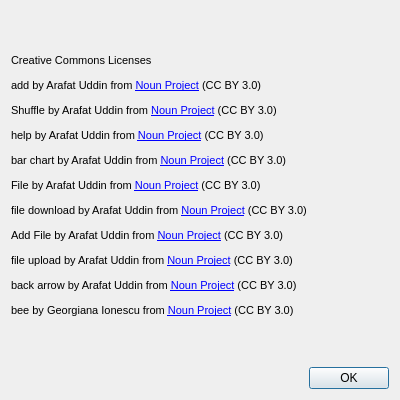
This is BigPythonEnergy/ui/ccAttributions.ui in mucsci-students/2023fa-420-BigPythonEnergy as Qt 5 draws it before an edit. The edited form follows.
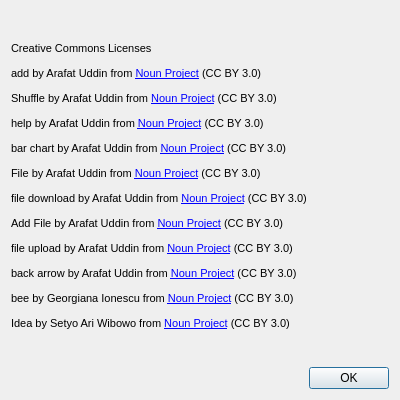
This is the edited form. Icons and pictures are not drawn.

Commit message:
Fully Functioning GUI Bingo
Only bingo for now, the hint for first two letters will be implemented next.

Hints now has its own taskbar tab which properly displays the bingo.

Diff of the .ui file:
```diff
--- a/BigPythonEnergy/ui/ccAttributions.ui
+++ b/BigPythonEnergy/ui/ccAttributions.ui
@@ -33,7 +33,7 @@
       </font>
      </property>
      <property name="text">
-      <string>&lt;html&gt;&lt;head/&gt;&lt;body&gt;&lt;p&gt;&lt;span style=&quot; font-family:'Segoe UI';&quot;&gt;Creative Commons Licenses&lt;/span&gt;&lt;/p&gt;&lt;p&gt;&lt;span style=&quot; font-family:'Segoe UI';&quot;&gt;add by Arafat Uddin from &lt;/span&gt;&lt;a href=&quot;https://thenounproject.com/browse/icons/term/add/&quot;&gt;&lt;span style=&quot; font-family:'Segoe UI'; text-decoration: underline; color:#0000ff;&quot;&gt;Noun Project&lt;/span&gt;&lt;/a&gt;&lt;span style=&quot; font-family:'Segoe UI';&quot;&gt; (CC BY 3.0)&lt;/span&gt;&lt;/p&gt;&lt;p&gt;&lt;span style=&quot; font-family:'Segoe UI';&quot;&gt;Shuffle by Arafat Uddin from &lt;/span&gt;&lt;a href=&quot;https://thenounproject.com/browse/icons/term/shuffle/&quot;&gt;&lt;span style=&quot; font-family:'Segoe UI'; text-decoration: underline; color:#0000ff;&quot;&gt;Noun Project&lt;/span&gt;&lt;/a&gt;&lt;span style=&quot; font-family:'Segoe UI';&quot;&gt; (CC BY 3.0)&lt;/span&gt;&lt;/p&gt;&lt;p&gt;&lt;span style=&quot; font-family:'Segoe UI';&quot;&gt;help by Arafat Uddin from &lt;/span&gt;&lt;a href=&quot;https://thenounproject.com/browse/icons/term/help/&quot;&gt;&lt;span style=&quot; font-family:'Segoe UI'; text-decoration: underline; color:#0000ff;&quot;&gt;Noun Project&lt;/span&gt;&lt;/a&gt;&lt;span style=&quot; font-family:'Segoe UI';&quot;&gt; (CC BY 3.0)&lt;/span&gt;&lt;/p&gt;&lt;p&gt;&lt;span style=&quot; font-family:'Segoe UI';&quot;&gt;bar chart by Arafat Uddin from &lt;/span&gt;&lt;a href=&quot;https://thenounproject.com/browse/icons/term/bar-chart/&quot;&gt;&lt;span style=&quot; font-family:'Segoe UI'; text-decoration: underline; color:#0000ff;&quot;&gt;Noun Project&lt;/span&gt;&lt;/a&gt;&lt;span style=&quot; font-family:'Segoe UI';&quot;&gt; (CC BY 3.0)&lt;/span&gt;&lt;/p&gt;&lt;p&gt;&lt;span style=&quot; font-family:'Segoe UI';&quot;&gt;File by Arafat Uddin from &lt;/span&gt;&lt;a href=&quot;https://thenounproject.com/browse/icons/term/file/&quot;&gt;&lt;span style=&quot; font-family:'Segoe UI'; text-decoration: underline; color:#0000ff;&quot;&gt;Noun Project&lt;/span&gt;&lt;/a&gt;&lt;span style=&quot; font-family:'Segoe UI';&quot;&gt; (CC BY 3.0)&lt;/span&gt;&lt;/p&gt;&lt;p&gt;&lt;span style=&quot; font-family:'Segoe UI';&quot;&gt;file download by Arafat Uddin from &lt;/span&gt;&lt;a href=&quot;https://thenounproject.com/browse/icons/term/file-download/&quot;&gt;&lt;span style=&quot; font-family:'Segoe UI'; text-decoration: underline; color:#0000ff;&quot;&gt;Noun Project&lt;/span&gt;&lt;/a&gt;&lt;span style=&quot; font-family:'Segoe UI';&quot;&gt; (CC BY 3.0)&lt;/span&gt;&lt;/p&gt;&lt;p&gt;&lt;span style=&quot; font-family:'Segoe UI';&quot;&gt;Add File by Arafat Uddin from &lt;/span&gt;&lt;a href=&quot;https://thenounproject.com/browse/icons/term/add-file/&quot;&gt;&lt;span style=&quot; font-family:'Segoe UI'; text-decoration: underline; color:#0000ff;&quot;&gt;Noun Project&lt;/span&gt;&lt;/a&gt;&lt;span style=&quot; font-family:'Segoe UI';&quot;&gt; (CC BY 3.0)&lt;/span&gt;&lt;/p&gt;&lt;p&gt;&lt;span style=&quot; font-family:'Segoe UI';&quot;&gt;file upload by Arafat Uddin from &lt;/span&gt;&lt;a href=&quot;https://thenounproject.com/browse/icons/term/file-upload/&quot;&gt;&lt;span style=&quot; font-family:'Segoe UI'; text-decoration: underline; color:#0000ff;&quot;&gt;Noun Project&lt;/span&gt;&lt;/a&gt;&lt;span style=&quot; font-family:'Segoe UI';&quot;&gt; (CC BY 3.0)&lt;/span&gt;&lt;/p&gt;&lt;p&gt;&lt;span style=&quot; font-family:'Segoe UI';&quot;&gt;back arrow by Arafat Uddin from &lt;/span&gt;&lt;a href=&quot;https://thenounproject.com/browse/icons/term/back-arrow/&quot;&gt;&lt;span style=&quot; font-family:'Segoe UI'; text-decoration: underline; color:#0000ff;&quot;&gt;Noun Project&lt;/span&gt;&lt;/a&gt;&lt;span style=&quot; font-family:'Segoe UI';&quot;&gt; (CC BY 3.0)&lt;/span&gt;&lt;/p&gt;&lt;p&gt;&lt;span style=&quot; font-family:'Segoe UI';&quot;&gt;bee by Georgiana Ionescu from &lt;/span&gt;&lt;a href=&quot;https://thenounproject.com/browse/icons/term/bee/&quot;&gt;&lt;span style=&quot; font-family:'Segoe UI'; text-decoration: underline; color:#0000ff;&quot;&gt;Noun Project&lt;/span&gt;&lt;/a&gt;&lt;span style=&quot; font-family:'Segoe UI';&quot;&gt; (CC BY 3.0)&lt;/span&gt;&lt;/p&gt;&lt;/body&gt;&lt;/html&gt;</string>
+      <string>&lt;html&gt;&lt;head/&gt;&lt;body&gt;&lt;p&gt;Creative Commons Licenses&lt;/p&gt;&lt;p&gt;add by Arafat Uddin from &lt;a href=&quot;https://thenounproject.com/browse/icons/term/add/&quot;&gt;&lt;span style=&quot; text-decoration: underline; color:#0000ff;&quot;&gt;Noun Project&lt;/span&gt;&lt;/a&gt; (CC BY 3.0)&lt;/p&gt;&lt;p&gt;Shuffle by Arafat Uddin from &lt;a href=&quot;https://thenounproject.com/browse/icons/term/shuffle/&quot;&gt;&lt;span style=&quot; text-decoration: underline; color:#0000ff;&quot;&gt;Noun Project&lt;/span&gt;&lt;/a&gt; (CC BY 3.0)&lt;/p&gt;&lt;p&gt;help by Arafat Uddin from &lt;a href=&quot;https://thenounproject.com/browse/icons/term/help/&quot;&gt;&lt;span style=&quot; text-decoration: underline; color:#0000ff;&quot;&gt;Noun Project&lt;/span&gt;&lt;/a&gt; (CC BY 3.0)&lt;/p&gt;&lt;p&gt;bar chart by Arafat Uddin from &lt;a href=&quot;https://thenounproject.com/browse/icons/term/bar-chart/&quot;&gt;&lt;span style=&quot; text-decoration: underline; color:#0000ff;&quot;&gt;Noun Project&lt;/span&gt;&lt;/a&gt; (CC BY 3.0)&lt;/p&gt;&lt;p&gt;File by Arafat Uddin from &lt;a href=&quot;https://thenounproject.com/browse/icons/term/file/&quot;&gt;&lt;span style=&quot; text-decoration: underline; color:#0000ff;&quot;&gt;Noun Project&lt;/span&gt;&lt;/a&gt; (CC BY 3.0)&lt;/p&gt;&lt;p&gt;file download by Arafat Uddin from &lt;a href=&quot;https://thenounproject.com/browse/icons/term/file-download/&quot;&gt;&lt;span style=&quot; text-decoration: underline; color:#0000ff;&quot;&gt;Noun Project&lt;/span&gt;&lt;/a&gt; (CC BY 3.0)&lt;/p&gt;&lt;p&gt;Add File by Arafat Uddin from &lt;a href=&quot;https://thenounproject.com/browse/icons/term/add-file/&quot;&gt;&lt;span style=&quot; text-decoration: underline; color:#0000ff;&quot;&gt;Noun Project&lt;/span&gt;&lt;/a&gt; (CC BY 3.0)&lt;/p&gt;&lt;p&gt;file upload by Arafat Uddin from &lt;a href=&quot;https://thenounproject.com/browse/icons/term/file-upload/&quot;&gt;&lt;span style=&quot; text-decoration: underline; color:#0000ff;&quot;&gt;Noun Project&lt;/span&gt;&lt;/a&gt; (CC BY 3.0)&lt;/p&gt;&lt;p&gt;back arrow by Arafat Uddin from &lt;a href=&quot;https://thenounproject.com/browse/icons/term/back-arrow/&quot;&gt;&lt;span style=&quot; text-decoration: underline; color:#0000ff;&quot;&gt;Noun Project&lt;/span&gt;&lt;/a&gt; (CC BY 3.0)&lt;/p&gt;&lt;p&gt;bee by Georgiana Ionescu from &lt;a href=&quot;https://thenounproject.com/browse/icons/term/bee/&quot;&gt;&lt;span style=&quot; text-decoration: underline; color:#0000ff;&quot;&gt;Noun Project&lt;/span&gt;&lt;/a&gt; (CC BY 3.0)&lt;/p&gt;&lt;p&gt;Idea by Setyo Ari Wibowo from &lt;a href=&quot;https://thenounproject.com/browse/icons/term/idea/&quot; target=&quot;_blank&quot; title=&quot;Idea Icons&quot;&gt;Noun Project&lt;/a&gt; (CC BY 3.0)&lt;/p&gt;&lt;/body&gt;&lt;/html&gt;</string>
      </property>
      <property name="textFormat">
       <enum>Qt::AutoText</enum>
```
The commit also changes 7 other files.
